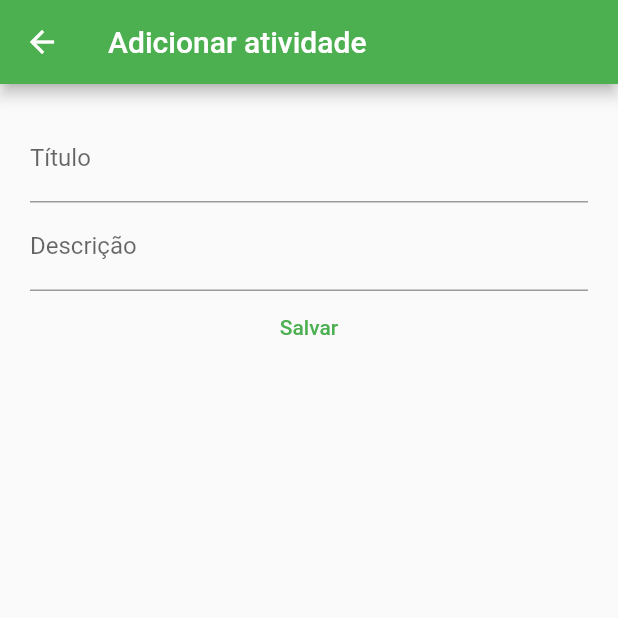
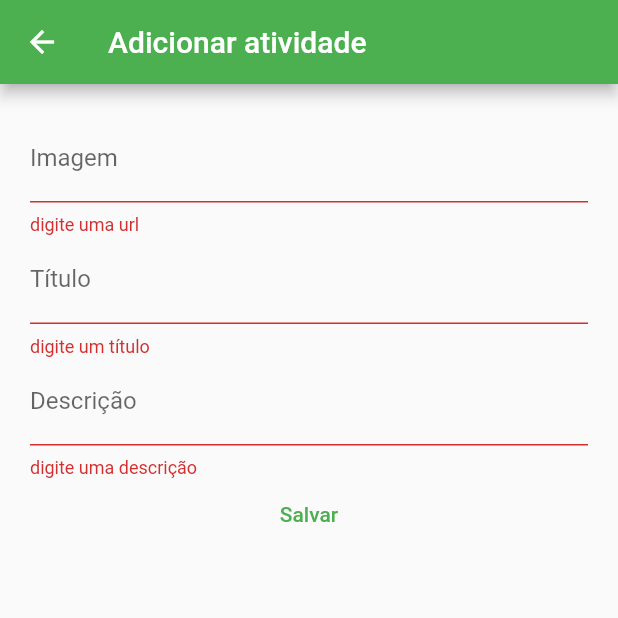
Before and after one commit to prpontes/app_atividade, a Flutter app: the CadAtividade screen opened directly, after a tap on "Salvar", on a phone screen of 412 x 824 dp, the top half of it. Run offline on Flutter 3.47's test engine with Material 2 defaults, Android fonts, the phone set to English and light mode, and no system bars; our stand-ins replace sqflite; accounts and stored records are empty; network calls fail.

```diff
--- a/lib/atividade.dart
+++ b/lib/atividade.dart
@@ -1,4 +1,7 @@
+import 'package:path/path.dart';
+
 class Atividade{
+  int? id;
   String? urlImg;
   String? titulo;
   String? descricao;
@@ -8,5 +11,14 @@ class Atividade{
   bool? concluida;
   bool? destaque;
 
-  Atividade({this.urlImg, required this.titulo, required this.descricao, this.dataInicio, this.dataFim, this.atrasada=false, this.concluida=false, this.destaque=false});
+  Atividade({this.id, this.urlImg, required this.titulo, required this.descricao, this.dataInicio, this.dataFim, this.atrasada=false, this.concluida=false, this.destaque=false});
+
+  Map<String, dynamic> toMap(){
+    return {
+      'id' : id,
+      'urlImg' : urlImg,
+      'titulo' : titulo,
+      'descricao' : descricao,
+    };
+  }
 }
--- a/lib/home.dart
+++ b/lib/home.dart
@@ -1,5 +1,3 @@
-import 'dart:io';
-
 import 'package:flutter/material.dart';
 import 'atividade.dart';
 import 'dados.dart';
@@ -105,7 +103,7 @@ class _HomeState extends State<Home> {
                 },
                 leading: CircleAvatar(
                   backgroundImage: NetworkImage(
-                      "${listaAtividades[index].urlImg}"),
+                      "${listaAtividades[index].urlImg}",),
                 ),
                 title: Text("${listaAtividades[index].titulo}",
                   style: TextStyle(fontSize: 20),),
--- a/lib/view_cadAtividade.dart
+++ b/lib/view_cadAtividade.dart
@@ -13,8 +13,10 @@ class CadAtividade extends StatefulWidget {
 
 class _CadAtividadeState extends State<CadAtividade> {
 
+  TextEditingController controllerImagem = TextEditingController();
   TextEditingController controllerTitulo = TextEditingController();
   TextEditingController controllerDescricao = TextEditingController();
+  final GlobalKey<FormState> _formKey = GlobalKey<FormState>();
 
   @override
   Widget build(BuildContext context) {
@@ -25,29 +27,58 @@ class _CadAtividadeState extends State<CadAtividade> {
       body: Padding(
         padding: const EdgeInsets.all(20),
         child: Form(
+          key: _formKey,
             child: Column(
               children: [
+                TextFormField(
+                    controller: controllerImagem,
+                    keyboardType: TextInputType.text,
+                    decoration: InputDecoration(
+                        label: Text("Imagem")
+                    ),
+                    validator: (String? img){
+                      if(img!.isEmpty || img == null){
+                        return "digite uma url";
+                      }
+                      return null;
+                    },
+                ),
                 TextFormField(
                   controller: controllerTitulo,
                   keyboardType: TextInputType.text,
                   decoration: InputDecoration(
                     label: Text("Título")
-                  )
+                  ),
+                  validator: (String? titulo){
+                    if(titulo!.isEmpty || titulo == null){
+                      return "digite um título";
+                    }
+                    return null;
+                  },
                 ),
                 TextFormField(
                   controller: controllerDescricao,
                   keyboardType: TextInputType.text,
                   decoration: InputDecoration(
                       label: Text("Descrição")
-                  )
+                  ),
+                  validator: (String? desc){
+                    if(desc!.isEmpty || desc == null){
+                      return "digite uma descrição";
+                    }
+                    return null;
+                  }
                 ),
                 TextButton(
                     onPressed: (){
-                      widget.f!(
-                          Atividade(
-                              titulo: controllerTitulo.text,
-                              descricao: controllerDescricao.text)
-                      );
+                      if(_formKey.currentState!.validate()) {
+                        widget.f!(
+                            Atividade(
+                                urlImg: controllerImagem.text,
+                                titulo: controllerTitulo.text,
+                                descricao: controllerDescricao.text)
+                        );
+                      }
                     },
                     child: Text("Salvar")
                 )
--- a/pubspec.yaml
+++ b/pubspec.yaml
@@ -35,6 +35,8 @@ dependencies:
   # The following adds the Cupertino Icons font to your application.
   # Use with the CupertinoIcons class for iOS style icons.
   cupertino_icons: ^1.0.2
+  sqflite: ^2.3.0
+  path: ^1.8.3
 
 dev_dependencies:
   flutter_test:
```
Also changed, not shown: lib/banco.dart (added, +67 -0 lines), lib/main.dart (+7 -0 lines), pubspec.lock, 1 other file.
